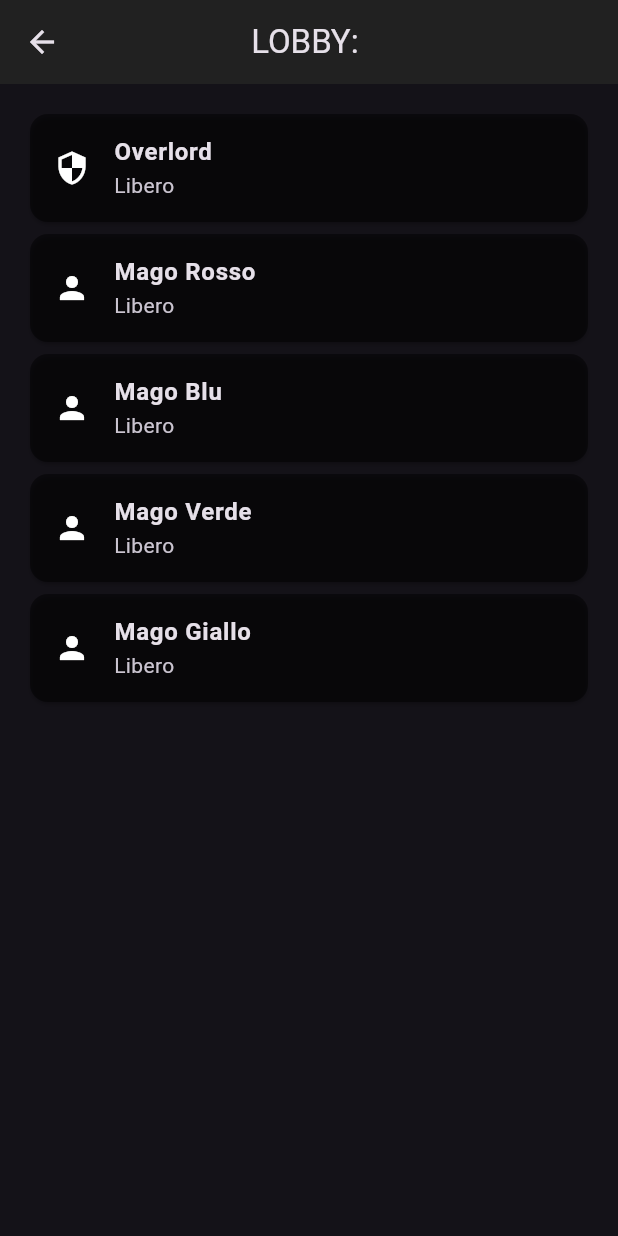
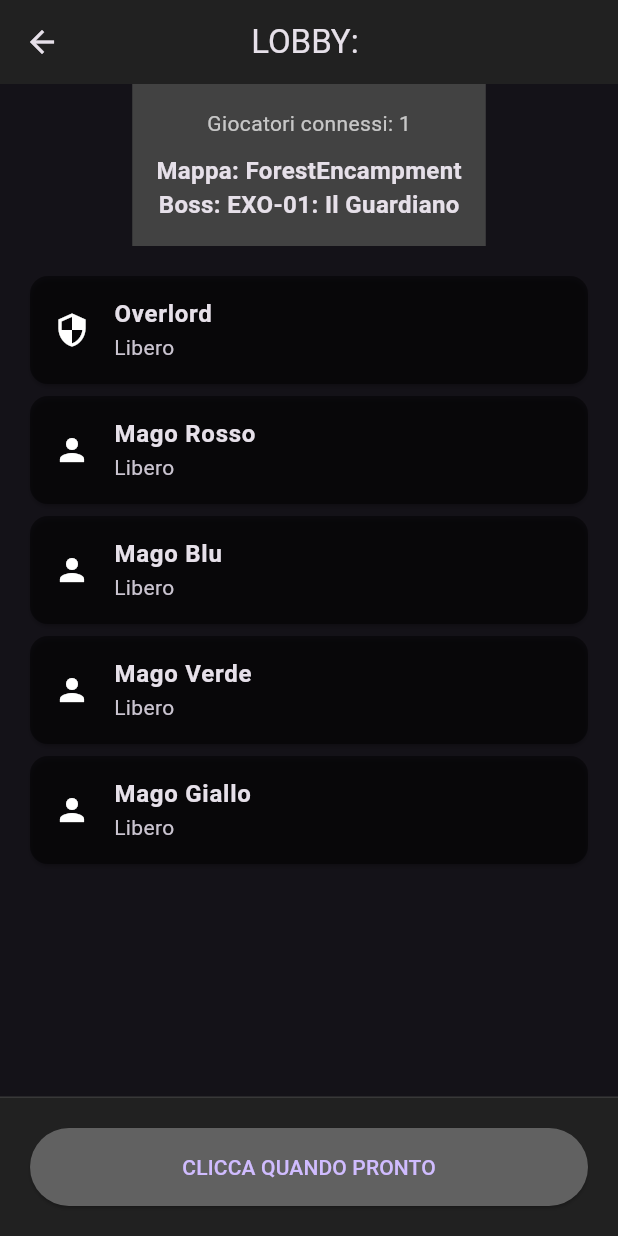
Before and after one commit to CEDITA-afk/maghi-online, a Flutter app: the screen it shows after launch, after a tap on the "login" icon, on a phone screen of 412 x 824 dp. Run offline on Flutter 3.47's test engine with Material 3 defaults, Android fonts, the phone set to English and light mode, and no system bars; our stand-ins replace cloud_firestore, firebase_core; missing offline and left inert: excel; accounts and stored records are empty.

Commit message:
Add files via upload

```diff
--- a/lib/ui/screens/lobby/lobby_page.dart
+++ b/lib/ui/screens/lobby/lobby_page.dart
@@ -3,11 +3,11 @@ import 'package:cloud_firestore/cloud_firestore.dart';
 import '../../../logic/firebase_service.dart';
 import '../../../data/overlord_repository.dart';
 import '../../../data/map_repository.dart';
-import '../../../data/data_repository.dart'; // Aggiunto per caricare le magie
+import '../../../data/data_repository.dart';
 import '../../../models/enums.dart';
 import '../../../models/spell.dart';
 import '../game_page.dart';
-import '../setup/spell_selection_view.dart'; // Aggiunto per personalizzazione
+import '../setup/spell_selection_view.dart';
 
 class LobbyPage extends StatefulWidget {
   final FirebaseService firebase;
@@ -26,8 +26,9 @@ class _LobbyPageState extends State<LobbyPage> {
 
   List<dynamic> _bosses = [];
   List<dynamic> _maps = [];
-  List<Spell> _allSpells = []; // Caricate per i mazzi standard
+  List<Spell> _allSpells = [];
   bool _loading = true;
+  bool _navigating = false; // Previene avvii multipli accidentali
 
   @override
   void initState() {
@@ -39,6 +40,7 @@ class _LobbyPageState extends State<LobbyPage> {
     var b = await _bossRepo.getAvailableOverlords();
     var m = await _mapRepo.getAvailableScenarios();
     var s = await _spellRepo.loadAllSpells();
+    if (mounted) {
       setState(() {
         _bosses = b;
         _maps = m;
@@ -46,8 +48,8 @@ class _LobbyPageState extends State<LobbyPage> {
         _loading = false;
       });
     }
+  }
 
-  // Helper per generare mazzi standard di backup
   List<Spell> _generateStandardDeck(Elemento element) {
     List<Spell> deck = [];
     List<Spell> pool = _allSpells.where((s) => s.sourceElement == element).toList();
@@ -68,21 +70,65 @@ class _LobbyPageState extends State<LobbyPage> {
     return deck;
   }
 
-  void _openGrimorio(Elemento e) async {
-    // Carica il mazzo attuale o usa quello standard
-    List<Spell> currentSelection = _generateStandardDeck(e);
+  // Apre il selettore grimori in multiplayer e salva sul cloud
+  void _openGrimorio(Elemento e, Map<String, dynamic> cloudDecks) async {
+    List<Spell> currentSelection = [];
+    if (cloudDecks.containsKey(e.name)) {
+        List<dynamic> ids = cloudDecks[e.name];
+        currentSelection = ids.map((id) => _allSpells.firstWhere((s) => s.id == id, orElse: () => _allSpells.first)).toList();
+    } else {
+        currentSelection = _generateStandardDeck(e);
+    }
 
     await Navigator.push(context, MaterialPageRoute(builder: (_) => SpellSelectionView(
       element: e,
       allSpells: _allSpells.where((s) => s.sourceElement == e).toList(),
       initialSelection: currentSelection,
       onConfirm: (newList) {
-        // Sincronizza il mazzo su Firebase per la stanza
-        widget.firebase.updateFullState({
+        // Salva le carte scelte nel database, specifiche solo per quell'elemento
+        widget.firebase.updateRoomData({
           'decks.${e.name}': newList.map((s) => s.id).toList()
         });
       },
     )));
+  }
+
+  void _startGame(Map<String, dynamic> data) {
+    if (_navigating) return;
+    _navigating = true;
+    try {
+      var map = _maps[data['mapIndex'] ?? 0];
+      var boss = _bosses[data['bossIndex'] ?? 0];
+      Map<String, dynamic> roles = data['roles'] ?? {};
+      Map<String, dynamic> cloudDecks = data['decks'] ?? {};
+      Map<Elemento, List<Spell>> finalDecks = {};
+
+      roles.forEach((roleName, userId) {
+        if (roleName != 'overlord') {
+          Elemento el = Elemento.values.firstWhere((e) => e.name == roleName);
+          if (cloudDecks.containsKey(roleName)) {
+            List<dynamic> ids = cloudDecks[roleName];
+            finalDecks[el] = ids.map((id) => _allSpells.firstWhere((s) => s.id == id, orElse: () => _allSpells.first)).toList();
+          } else {
+            finalDecks[el] = _generateStandardDeck(el);
+          }
+        }
+      });
+
+      // Sicurezza in caso nessuno avesse scelto eroi
+      if (finalDecks.isEmpty) finalDecks[Elemento.rosso] = _generateStandardDeck(Elemento.rosso);
+
+      Navigator.pushReplacement(context, MaterialPageRoute(builder: (_) => GamePage(
+        roomId: widget.roomId,
+        mapScenario: map,
+        bossLoadout: boss,
+        numGiocatori: finalDecks.length,
+        playerDecks: finalDecks,
+      )));
+    } catch (e) {
+      debugPrint("Errore avvio partita: $e");
+      _navigating = false;
+    }
   }
 
   @override
@@ -103,29 +149,74 @@ class _LobbyPageState extends State<LobbyPage> {
           }
 
           String myId = widget.firebase.myUserId!;
+          String hostId = data['hostId'] ?? '';
+          bool isHost = myId == hostId;
           Map<String, dynamic> roles = data['roles'] ?? {};
+          Map<String, dynamic> cloudDecks = data['decks'] ?? {};
           List<dynamic> readyPlayers = data['ready'] ?? [];
           bool amIReady = readyPlayers.contains(myId);
 
+          // L'host può startare SOLO se qualcuno è pronto E c'è almeno un Eroe
+          bool canStart = readyPlayers.isNotEmpty && roles.keys.any((k) => k != 'overlord');
+
           return Column(
             children: [
-              // ... (Settings dell'Host invariati)
-
+              Container(
+                padding: const EdgeInsets.all(16),
+                color: Colors.grey.shade800,
+                child: Column(
+                  children: [
+                    Text("Giocatori connessi: ${(data['players'] as List).length}", style: const TextStyle(color: Colors.white70)),
+                    const SizedBox(height: 10),
+                    if (isHost) ...[
+                      _buildDropdown("Mappa", _maps, data['mapIndex'] ?? 0, (v) => widget.firebase.updateSettings('mapIndex', v)),
+                      const SizedBox(height: 10),
+                      _buildDropdown("Boss", _bosses, data['bossIndex'] ?? 0, (v) => widget.firebase.updateSettings('bossIndex', v)),
+                    ] else ...[
+                      Text("Mappa: ${_maps[data['mapIndex'] ?? 0].name}", style: const TextStyle(fontWeight: FontWeight.bold, fontSize: 16)),
+                      Text("Boss: ${_bosses[data['bossIndex'] ?? 0].nome}", style: const TextStyle(fontWeight: FontWeight.bold, fontSize: 16)),
+                    ]
+                  ],
+                ),
+              ),
               Expanded(
                 child: ListView(
                   padding: const EdgeInsets.all(16),
                   children: [
-                    _buildRoleCard("Overlord", "overlord", Colors.purple, roles, myId, null),
-                    _buildRoleCard("Mago Rosso", "rosso", Colors.red, roles, myId, Elemento.rosso),
-                    _buildRoleCard("Mago Blu", "blu", Colors.blue, roles, myId, Elemento.blu),
-                    _buildRoleCard("Mago Verde", "verde", Colors.green, roles, myId, Elemento.verde),
-                    _buildRoleCard("Mago Giallo", "giallo", Colors.orange, roles, myId, Elemento.giallo),
+                    _buildRoleCard("Overlord", "overlord", Colors.purple, roles, myId, null, cloudDecks),
+                    _buildRoleCard("Mago Rosso", "rosso", Colors.red, roles, myId, Elemento.rosso, cloudDecks),
+                    _buildRoleCard("Mago Blu", "blu", Colors.blue, roles, myId, Elemento.blu, cloudDecks),
+                    _buildRoleCard("Mago Verde", "verde", Colors.green, roles, myId, Elemento.verde, cloudDecks),
+                    _buildRoleCard("Mago Giallo", "giallo", Colors.orange, roles, myId, Elemento.giallo, cloudDecks),
                   ],
                 ),
               ),
-
-              // Barra Ready / Start (Invariata)
-              // ...
+              Container(
+                padding: const EdgeInsets.all(20),
+                decoration: BoxDecoration(color: Colors.grey.shade900, border: const Border(top: BorderSide(color: Colors.white10))),
+                child: Row(
+                  children: [
+                    Expanded(
+                      child: ElevatedButton(
+                        style: ElevatedButton.styleFrom(
+                          backgroundColor: amIReady ? Colors.green : Colors.grey.shade700,
+                          padding: const EdgeInsets.symmetric(vertical: 16),
+                        ),
+                        onPressed: () => widget.firebase.toggleReady(!amIReady),
+                        child: Text(amIReady ? "SONO PRONTO" : "CLICCA QUANDO PRONTO"),
+                      ),
+                    ),
+                    if (isHost) ...[
+                      const SizedBox(width: 10),
+                      IconButton.filled(
+                        icon: const Icon(Icons.play_arrow),
+                        onPressed: canStart ? () => widget.firebase.startGame() : null,
+                        style: IconButton.styleFrom(backgroundColor: canStart ? Colors.purpleAccent : Colors.grey),
+                      )
+                    ]
+                  ],
+                ),
+              ),
             ],
           );
         },
@@ -133,7 +224,32 @@ class _LobbyPageState extends State<LobbyPage> {
     );
   }
 
-  Widget _buildRoleCard(String label, String roleId, Color color, Map roles, String myId, Elemento? el) {
+  Widget _buildDropdown(String label, List<dynamic> items, int selectedIdx, Function(int) onChanged) {
+    return Row(
+      children: [
+        Text("$label: ", style: const TextStyle(color: Colors.white70)),
+        const SizedBox(width: 10),
+        Expanded(
+          child: DropdownButton<int>(
+            value: selectedIdx < items.length ? selectedIdx : 0,
+            isExpanded: true,
+            dropdownColor: Colors.grey.shade800,
+            items: List.generate(items.length, (index) => DropdownMenuItem(
+              value: index,
+              child: Text(roleName(items[index])),
+            )),
+            onChanged: (v) => onChanged(v!),
+          ),
+        ),
+      ],
+    );
+  }
+
+  String roleName(dynamic item) {
+    try { return item.name; } catch(e) { return item.nome; }
+  }
+
+  Widget _buildRoleCard(String label, String roleId, Color color, Map roles, String myId, Elemento? el, Map<String, dynamic> cloudDecks) {
     String? ownerId = roles[roleId];
     bool isMine = ownerId == myId;
     bool isTaken = ownerId != null && !isMine;
@@ -145,7 +261,7 @@ class _LobbyPageState extends State<LobbyPage> {
         title: Text(label, style: const TextStyle(fontWeight: FontWeight.bold)),
         subtitle: Text(isMine ? "Tuo" : (isTaken ? "Occupato" : "Libero")),
         trailing: isMine && el != null
-          ? IconButton(icon: const Icon(Icons.auto_stories, color: Colors.white), onPressed: () => _openGrimorio(el))
+          ? IconButton(icon: const Icon(Icons.auto_stories, color: Colors.white), onPressed: () => _openGrimorio(el, cloudDecks))
           : (isTaken ? const Icon(Icons.lock) : null),
         onTap: () {
           if (!isTaken) isMine ? widget.firebase.unclaimRole(roleId) : widget.firebase.claimRole(roleId);
@@ -153,33 +269,4 @@ class _LobbyPageState extends State<LobbyPage> {
       ),
     );
   }
-
-  void _startGame(Map<String, dynamic> data) {
-    var map = _maps[data['mapIndex']];
-    var boss = _bosses[data['bossIndex']];
-    Map<String, dynamic> roles = data['roles'] ?? {};
-    Map<String, dynamic> cloudDecks = data['decks'] ?? {};
-    Map<Elemento, List<Spell>> finalDecks = {};
-
-    // Costruisce i mazzi finali (caricati o standard) per ogni eroe in partita
-    roles.forEach((roleName, userId) {
-      if (roleName != 'overlord') {
-        Elemento el = Elemento.values.firstWhere((e) => e.name == roleName);
-        if (cloudDecks.containsKey(roleName)) {
-          List<dynamic> ids = cloudDecks[roleName];
-          finalDecks[el] = ids.map((id) => _allSpells.firstWhere((s) => s.id == id)).toList();
-        } else {
-          finalDecks[el] = _generateStandardDeck(el);
 }
-      }
-    });
-
-    Navigator.pushReplacement(context, MaterialPageRoute(builder: (_) => GamePage(
-      roomId: widget.roomId,
-      mapScenario: map,
-      bossLoadout: boss,
-      numGiocatori: finalDecks.length,
-      playerDecks: finalDecks,
-    )));
-  }
-}
```
Also changed, not shown: lib/logic/firebase_service.dart (+7 -4 lines). Lines whose indentation alone changed are shown as unchanged.
